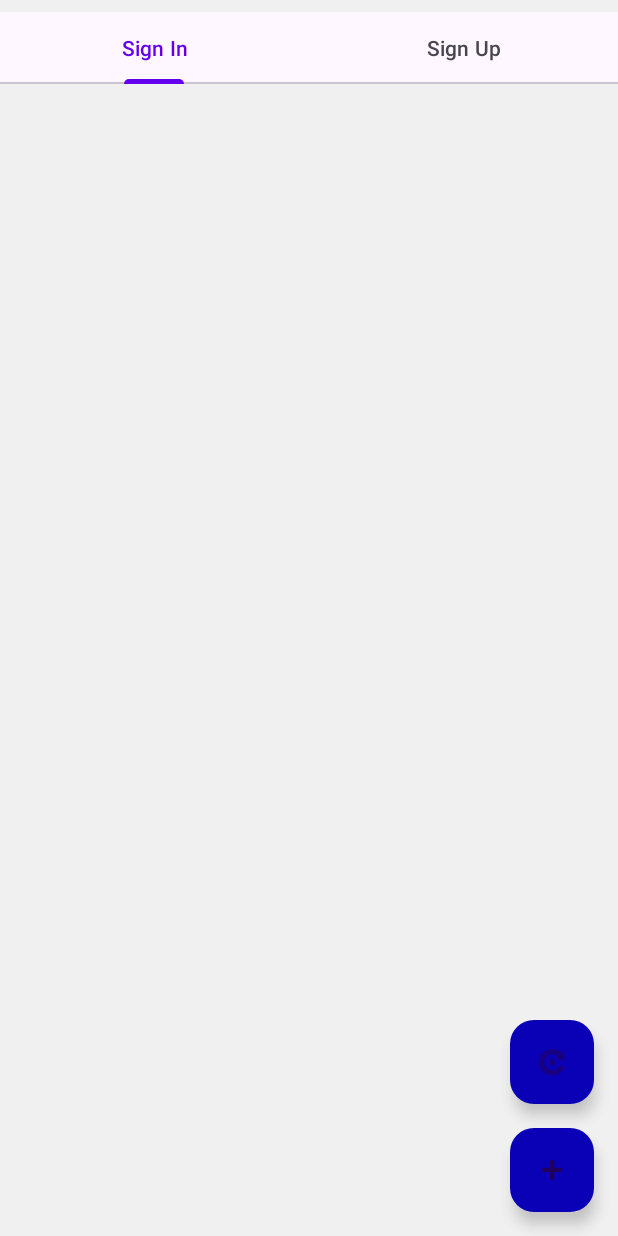
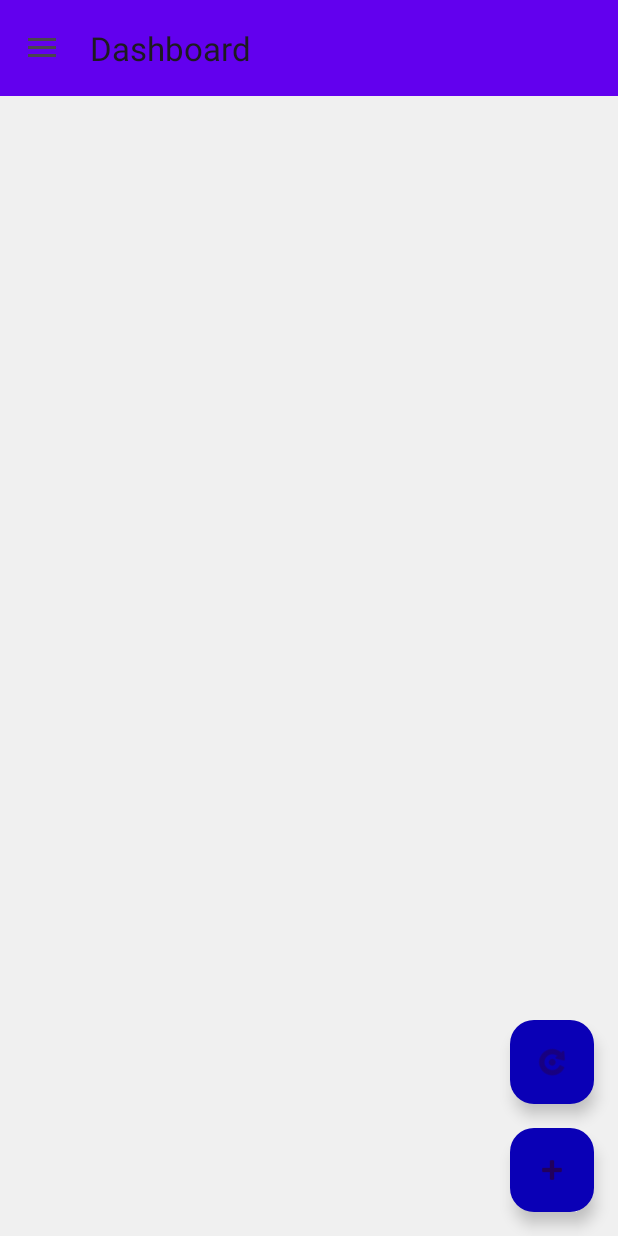
Before and after one commit to AmgT94/fit-feast, an Android app: the DashboardFragment screen opened through its navigation route, in the side drawer, after a tap on "Medication", on a phone screen of 412 x 824 dp. Run offline under Robolectric (Android 15) with nearby library versions, the phone set to English and light mode, and no system bars; our stand-ins replace Firebase (no records; nobody signed in at launch, a user with empty details on screens opened directly).

Commit message:
Implemented Navigation Drawer Access and UI Fixes
- Enabled access to the navigation drawer from the MedicationFragment by integrating the DrawerLayout with the fragment.
- Adjusted the visibility of sign-in and sign-up tabs within the MedicationFragment to ensure a consistent user experience.
- Resolved issues with the display of duplicate titles in the DashboardFragment by correctly setting up the Toolbar as the ActionBar and managing titles through the NavController.
- Addressed UI inconsistencies and streamlined the application's navigation by modifying MainActivity and DashboardFragment to better handle the navigation drawer's state and action bar title updates.

```diff
--- a/app/build.gradle.kts
+++ b/app/build.gradle.kts
@@ -76,6 +76,8 @@ dependencies {
     implementation("androidx.activity:activity-ktx:1.8.2")
     implementation("androidx.fragment:fragment-ktx:1.6.2")
     implementation("androidx.cardview:cardview:1.0.0")
+    implementation("androidx.lifecycle:lifecycle-viewmodel-ktx:2.7.0")
+    implementation("androidx.lifecycle:lifecycle-livedata-ktx:2.7.0")
     testImplementation("junit:junit:4.13.2")
     androidTestImplementation("androidx.test.ext:junit:1.1.5")
     androidTestImplementation("androidx.test.espresso:espresso-core:3.5.1")
--- a/app/src/main/java/com/example/fitfeast/DashboardFragment.kt
+++ b/app/src/main/java/com/example/fitfeast/DashboardFragment.kt
@@ -1,70 +1,69 @@
 package com.example.fitfeast
 
+import android.content.Context
 import android.os.Bundle
 import android.view.LayoutInflater
 import android.view.View
 import android.view.ViewGroup
-import androidx.appcompat.app.ActionBarDrawerToggle
 import androidx.appcompat.app.AppCompatActivity
-import androidx.drawerlayout.widget.DrawerLayout
-import com.google.android.material.navigation.NavigationView
 import androidx.appcompat.widget.Toolbar
-import android.widget.ImageButton
 import androidx.fragment.app.Fragment
-import androidx.navigation.fragment.findNavController
 import com.example.fitfeast.databinding.FragmentDashboardBinding
 
 class DashboardFragment : Fragment() {
 
     private lateinit var binding: FragmentDashboardBinding
-    private lateinit var toggle: ActionBarDrawerToggle
+
+    interface DrawerController {
+        fun setDrawerLocked(locked: Boolean)
+    }
+
+    private var drawerController: DrawerController? = null
+
+    override fun onAttach(context: Context) {
+        super.onAttach(context)
+        if (context is DrawerController) {
+            drawerController = context
+            drawerController?.setDrawerLocked(false)
+        }
+    }
 
     override fun onCreateView(
         inflater: LayoutInflater, container: ViewGroup?,
         savedInstanceState: Bundle?
     ): View {
+        // Inflate the layout for this fragment using binding
         binding = FragmentDashboardBinding.inflate(inflater, container, false)
-        val view = binding.root
 
+        // Set the toolbar as the app bar for the activity
         val toolbar: Toolbar = binding.toolbar
-        (activity as AppCompatActivity).setSupportActionBar(toolbar)
+        val appCompatActivity = activity as AppCompatActivity
+        appCompatActivity.setSupportActionBar(toolbar)
 
-        toggle = ActionBarDrawerToggle(
-            activity, binding.drawerLayout, toolbar,
-            R.string.navigation_drawer_open,
-            R.string.navigation_drawer_close
-        )
+        appCompatActivity.supportActionBar?.title = ""
 
-        binding.drawerLayout.addDrawerListener(toggle)
-        toggle.syncState()
-
-        setupNavigationView()
-
-        return view
+        return binding.root
     }
 
-    private fun setupNavigationView() {
-        binding.navView.setNavigationItemSelectedListener { menuItem ->
-            when (menuItem.itemId) {
-                R.id.nav_dashboard -> {
-                    findNavController().navigate(R.id.dashboardFragment)
-                }
-                R.id.nav_goals -> {
-                }
-                R.id.nav_weight -> {
-                }
-                R.id.nav_medication -> {
-                    findNavController().navigate(R.id.medicationFragment)
-                }
-            }
-            menuItem.isChecked = true
-            binding.drawerLayout.closeDrawers()
-            true
-        }
+
+    override fun onViewCreated(view: View, savedInstanceState: Bundle?) {
+        super.onViewCreated(view, savedInstanceState)
+        // Set the toolbar as the app bar.
+        (activity as? AppCompatActivity)?.setSupportActionBar(binding.toolbar)
+
+        //(activity as? AppCompatActivity)?.supportActionBar?.title = getString(R.string.dashboard)
     }
 
     override fun onResume() {
         super.onResume()
-        (activity as AppCompatActivity).supportActionBar?.title = getString(R.string.dashboard)
+        // Set the title in the ActionBar
+        //(activity as? AppCompatActivity)?.supportActionBar?.title = getString(R.string.dashboard)
+    }
+
+    override fun onDetach() {
+        super.onDetach()
+        // Lock the drawer when fragment detaches if necessary
+        drawerController?.setDrawerLocked(true)
+        drawerController = null
     }
 }
--- a/app/src/main/java/com/example/fitfeast/MainActivity.kt
+++ b/app/src/main/java/com/example/fitfeast/MainActivity.kt
@@ -2,16 +2,24 @@ package com.example.fitfeast
 
 import android.os.Bundle
 import android.view.View
+import android.widget.ImageButton
 import androidx.appcompat.app.AppCompatActivity
+import androidx.drawerlayout.widget.DrawerLayout
 import androidx.navigation.NavController
 import androidx.navigation.fragment.NavHostFragment
 import com.example.fitfeast.databinding.ActivityMainBinding
+import androidx.appcompat.widget.Toolbar
+import com.google.android.material.navigation.NavigationView
+import androidx.appcompat.app.ActionBarDrawerToggle
 import com.google.android.material.tabs.TabLayout
+import androidx.core.view.GravityCompat
+import androidx.lifecycle.MutableLiveData
 
 class MainActivity : AppCompatActivity() {
 
     private lateinit var binding: ActivityMainBinding
     private lateinit var navController: NavController
+    private lateinit var drawerToggle: ActionBarDrawerToggle
 
 
     override fun onCreate(savedInstanceState: Bundle?) {
@@ -19,40 +27,115 @@ class MainActivity : AppCompatActivity() {
         binding = ActivityMainBinding.inflate(layoutInflater)
         setContentView(binding.root)
 
+        // Set up the toolbar
+        val toolbar: Toolbar = findViewById(R.id.toolbar_main)
+        setSupportActionBar(toolbar)
+
         // Set up the NavHostFragment and NavController
         val navHostFragment = supportFragmentManager.findFragmentById(R.id.nav_host_fragment) as NavHostFragment
         navController = navHostFragment.navController
 
         setupTabLayout()
 
-        // Listen for navigation changes to show or hide the TabLayout accordingly
+        setupDrawer()
+
+        // Listen for navigation changes to update UI components accordingly
         navController.addOnDestinationChangedListener { _, destination, _ ->
             when (destination.id) {
-                R.id.userProfileCreationFragment, R.id.dashboardFragment -> {
-                    binding.tabLayout.visibility = View.GONE
+                R.id.dashboardFragment -> {
+                    setDrawerEnabled(true)
+                    setTabsVisibility(false)
                     supportActionBar?.show()
                     supportActionBar?.title = getString(R.string.dashboard)
                 }
+                R.id.userProfileCreationFragment -> {
+                    setDrawerEnabled(false)
+                    setTabsVisibility(false)
+                    supportActionBar?.hide()
+                }
                 R.id.profileFragment -> {
-                    binding.tabLayout.visibility = View.GONE
+                    setDrawerEnabled(true)
+                    setTabsVisibility(false)
                     supportActionBar?.show()
                     supportActionBar?.title = getString(R.string.profile)
                 }
+                R.id.medicationFragment -> {
+                    setDrawerEnabled(true)
+                    setTabsVisibility(false)
+                    supportActionBar?.show()
+                    supportActionBar?.title = getString(R.string.medication)
+                }
+                R.id.signInFragment, R.id.signUpFragment -> {
+                    setDrawerEnabled(false)
+                    setTabsVisibility(true)
+                    supportActionBar?.hide()
+                }
                 else -> {
-                    binding.tabLayout.visibility = View.VISIBLE
+                    setDrawerEnabled(false)
+                    setTabsVisibility(false)
+                    supportActionBar?.show()
                     supportActionBar?.title = getString(R.string.app_name)
                 }
             }
         }
+
+
+
+    }
+
+    private fun setupDrawer() {
+        drawerToggle = ActionBarDrawerToggle(
+            this,
+            binding.drawerLayout,
+            binding.toolbarMain,
+            R.string.navigation_drawer_open,
+            R.string.navigation_drawer_close
+        )
+
+        binding.drawerLayout.addDrawerListener(drawerToggle)
+        drawerToggle.syncState()
+
+        // Set up the NavigationView listener
+        binding.navView.setNavigationItemSelectedListener { menuItem ->
+            when (menuItem.itemId) {
+                R.id.nav_dashboard -> navController.navigate(R.id.dashboardFragment)
+                R.id.nav_goals -> {
+                }
+                R.id.nav_weight -> {
+                }
+                R.id.nav_medication -> navController.navigate(R.id.medicationFragment)
+                // ... add other menu items here
+            }
+            binding.drawerLayout.closeDrawer(GravityCompat.START)
+            true
+        }
+
+        // Find the header view and the edit button within it
+        val headerView = binding.navView.getHeaderView(0)
+        val editProfileButton = headerView.findViewById<ImageButton>(R.id.editProfileButton)
+
+        // Set up the click listener for the edit button
+        editProfileButton.setOnClickListener {
+            navController.navigate(R.id.profileFragment)
+            binding.drawerLayout.closeDrawer(GravityCompat.START)
+        }
+    }
+
+
+    private fun setDrawerEnabled(enabled: Boolean) {
+        val lockMode = if (enabled) DrawerLayout.LOCK_MODE_UNLOCKED else DrawerLayout.LOCK_MODE_LOCKED_CLOSED
+        binding.drawerLayout.setDrawerLockMode(lockMode)
+        drawerToggle.isDrawerIndicatorEnabled = enabled
+    }
+
+    private fun setTabsVisibility(visible: Boolean) {
+        binding.tabLayout.visibility = if (visible) View.VISIBLE else View.GONE
     }
 
     private fun setupTabLayout() {
-        val tabTitles = arrayOf("Sign In", "Sign Up")
-
         binding.tabLayout.apply {
-            removeAllTabs()
-            addTab(newTab().setText(tabTitles[0]))
-            addTab(newTab().setText(tabTitles[1]))
+            addTab(newTab().setText("Sign In"))
+            addTab(newTab().setText("Sign Up"))
 
             addOnTabSelectedListener(object : TabLayout.OnTabSelectedListener {
                 override fun onTabSelected(tab: TabLayout.Tab) {
--- a/app/src/main/res/layout/activity_main.xml
+++ b/app/src/main/res/layout/activity_main.xml
@@ -1,18 +1,32 @@
 <?xml version="1.0" encoding="utf-8"?>
-<androidx.constraintlayout.widget.ConstraintLayout xmlns:android="http://schemas.android.com/apk/res/android"
+<androidx.drawerlayout.widget.DrawerLayout xmlns:android="http://schemas.android.com/apk/res/android"
     xmlns:app="http://schemas.android.com/apk/res-auto"
     xmlns:tools="http://schemas.android.com/tools"
-    android:id="@+id/container"
+    android:id="@+id/drawer_layout"
     android:layout_width="match_parent"
     android:layout_height="match_parent"
     tools:context=".MainActivity">
+
+    <!-- The primary content view with Toolbar -->
+    <androidx.constraintlayout.widget.ConstraintLayout
+        android:id="@+id/container"
+        android:layout_width="match_parent"
+        android:layout_height="match_parent">
+
+        <androidx.appcompat.widget.Toolbar
+            android:id="@+id/toolbar_main"
+            android:layout_width="match_parent"
+            android:layout_height="?attr/actionBarSize"
+            android:background="?attr/colorPrimary"
+            app:popupTheme="@style/ThemeOverlay.AppCompat.Light"
+            app:layout_constraintTop_toTopOf="parent"/>
 
         <com.google.android.material.tabs.TabLayout
             android:id="@+id/tabLayout"
             android:layout_width="match_parent"
             android:layout_height="wrap_content"
             android:layout_marginTop="8dp"
-        app:layout_constraintTop_toTopOf="parent"
+            app:layout_constraintTop_toBottomOf="@id/toolbar_main"
             app:tabGravity="fill"
             app:tabMode="fixed" />
 
@@ -27,5 +41,15 @@
             app:layout_constraintStart_toStartOf="parent"
             app:layout_constraintTop_toBottomOf="@id/tabLayout"
             app:navGraph="@navigation/nav_graph" />
+    </androidx.constraintlayout.widget.ConstraintLayout>
 
-</androidx.constraintlayout.widget.ConstraintLayout>
+    <!-- NavigationView for the navigation drawer -->
+    <com.google.android.material.navigation.NavigationView
+        android:id="@+id/nav_view"
+        android:layout_width="wrap_content"
+        android:layout_height="match_parent"
+        android:layout_gravity="start"
+        app:headerLayout="@layout/nav_header_main"
+        app:menu="@menu/drawer_view" />
+
+</androidx.drawerlayout.widget.DrawerLayout>
--- a/app/src/main/res/layout/fragment_dashboard.xml
+++ b/app/src/main/res/layout/fragment_dashboard.xml
@@ -1,18 +1,11 @@
 <?xml version="1.0" encoding="utf-8"?>
-<androidx.drawerlayout.widget.DrawerLayout xmlns:android="http://schemas.android.com/apk/res/android"
+<LinearLayout xmlns:android="http://schemas.android.com/apk/res/android"
     xmlns:app="http://schemas.android.com/apk/res-auto"
     xmlns:tools="http://schemas.android.com/tools"
-    android:id="@+id/drawer_layout"
     android:layout_width="match_parent"
     android:layout_height="match_parent"
-    tools:openDrawer="start"
+    android:orientation="vertical"
     tools:context=".DashboardFragment">
-
-    <!-- The main content view -->
-    <LinearLayout
-        android:layout_width="match_parent"
-        android:layout_height="match_parent"
-        android:orientation="vertical">
 
     <androidx.appcompat.widget.Toolbar
         android:id="@+id/toolbar"
@@ -23,21 +16,5 @@
         android:theme="@style/ThemeOverlay.AppCompat.ActionBar"
         app:popupTheme="@style/ThemeOverlay.AppCompat.Light"/>
 
-        <TextView
-            android:layout_width="match_parent"
-            android:layout_height="match_parent"
-            android:gravity="center"
-            android:text="Dashboard Fragment"
-            android:textSize="24sp" />
+
 </LinearLayout>
-
-    <!-- NavigationView for the navigation menu -->
-    <com.google.android.material.navigation.NavigationView
-        android:id="@+id/nav_view"
-        android:layout_width="wrap_content"
-        android:layout_height="match_parent"
-        android:layout_gravity="start"
-        app:headerLayout="@layout/nav_header_main"
-        app:menu="@menu/drawer_view" />
-
-</androidx.drawerlayout.widget.DrawerLayout>
--- a/app/src/main/res/navigation/nav_graph.xml
+++ b/app/src/main/res/navigation/nav_graph.xml
@@ -40,7 +40,6 @@
     <fragment
         android:id="@+id/dashboardFragment"
         android:name="com.example.fitfeast.DashboardFragment"
-        android:label="Dashboard"
         tools:layout="@layout/fragment_dashboard">
         <action
             android:id="@+id/action_dashboardFragment_to_profileFragment"
--- a/app/src/main/res/values/strings.xml
+++ b/app/src/main/res/values/strings.xml
@@ -51,5 +51,6 @@
     <string name="edit_medication">Edit Medication</string>
     <string name="delete_medication">Delete Medication</string>
     <string name="repeat_days">Repeat Days</string>
+    <string name="medication">Your Medications</string>
 
 </resources>
```
Also changed, not shown: app/src/main/res/drawable/ic_menu.png (added). Lines whose indentation alone changed are shown as unchanged.
